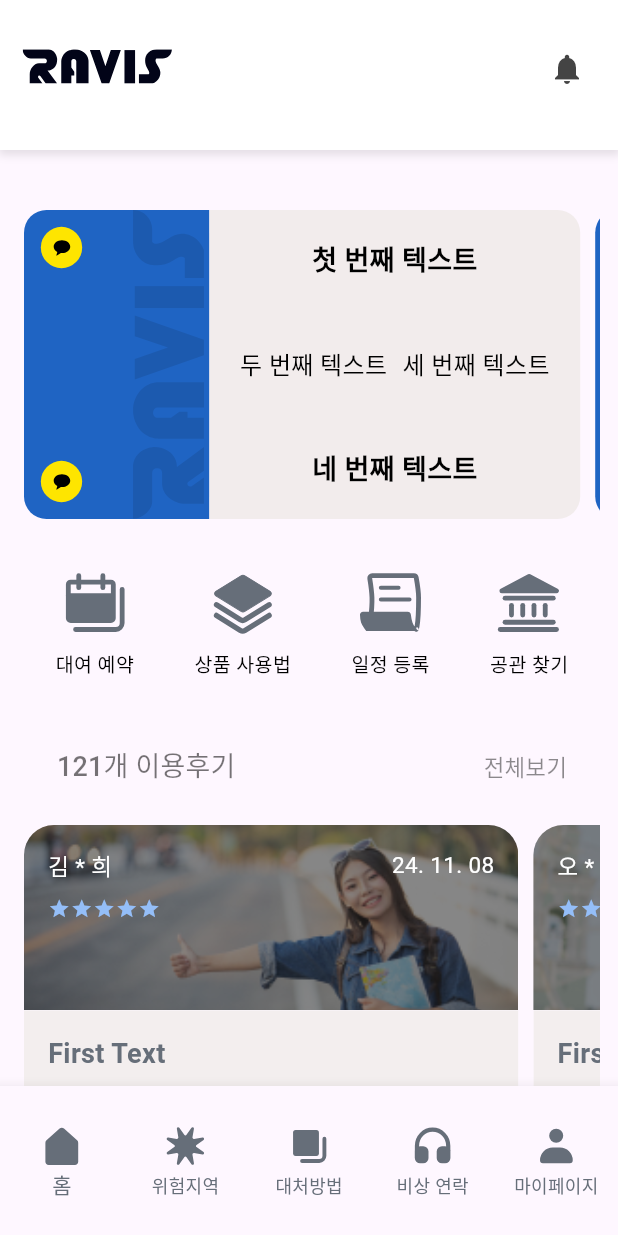
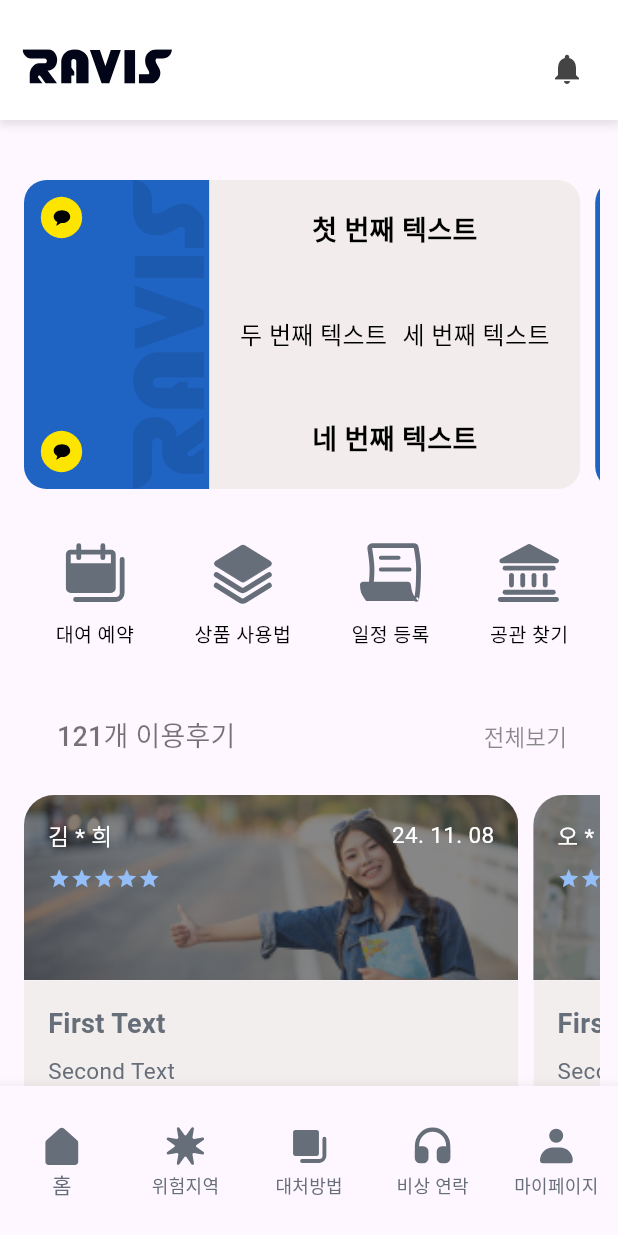
Before and after one commit to mxcoogi/Ravis, a Flutter app: the MainScreen screen opened directly, on a phone screen of 412 x 824 dp. Run offline on Flutter 3.47's test engine with Material 3 defaults, Android fonts, the phone set to English and light mode, and no system bars; our stand-ins replace flutter_svg, google_maps_flutter.

Commit message:
appbar modified and google map usage

```diff
--- a/lib/screen/screen_danger.dart
+++ b/lib/screen/screen_danger.dart
@@ -1,4 +1,5 @@
 import 'package:flutter/material.dart';
+import 'package:ravis/widget/widget_map.dart';
 class DangerScreen extends StatefulWidget {
 
   @override
@@ -8,9 +9,6 @@ class DangerScreen extends StatefulWidget {
 class _DangerScreenState extends State<DangerScreen> {
   @override
   Widget build(BuildContext context) {
-    return Scaffold(
-      body: Center(
-      ),
-    );
+    return MapSample();
   }
 }
--- a/lib/widget/widget_appbar.dart
+++ b/lib/widget/widget_appbar.dart
@@ -1,11 +1,24 @@
 import 'package:flutter/material.dart';
 import 'package:flutter_svg/flutter_svg.dart';
+import 'package:flutter/services.dart'; // 상태바 제어를 위한 패키지
 
 class CustomAppBar extends StatelessWidget implements PreferredSizeWidget {
   @override
   Widget build(BuildContext context) {
-    return Container(
-      height: 110, // 앱바의 높이 설정
+    SystemChrome.setSystemUIOverlayStyle(
+      SystemUiOverlayStyle(
+        statusBarColor: Colors.white, // 상태바 배경을 투명하게 설정
+        statusBarIconBrightness:
+            Brightness.dark, // 상태바 아이콘을 어두운 색으로 설정 (배터리, 시간 등)
+        statusBarBrightness:
+            Brightness.light, // 상태바의 글자 색을 밝은 색으로 설정 (안드로이드 11 이상에서 필요)
+      ),
+    );
+
+    return SafeArea(
+      // SafeArea로 감싸서 노치나 상태바와 겹치지 않도록 설정
+      child: Container(
+        height: 100, // 앱바의 높이 설정
         decoration: BoxDecoration(
           color: Colors.white, // 앱바 배경색
           boxShadow: [
@@ -32,22 +45,24 @@ class CustomAppBar extends StatelessWidget implements PreferredSizeWidget {
             Align(
               alignment: Alignment.centerRight, // 오른쪽 정렬
               child: Padding(
-              padding: EdgeInsets.only(right: 10, top: 26), // 오른쪽 여백을 추가하여 위치 조정
+                padding:
+                    EdgeInsets.only(right: 10, top: 26), // 오른쪽 여백을 추가하여 위치 조정
                 child: IconButton(
-                icon: Icon(Icons.notifications, color: Color(0xFF444444)), // 알림 아이콘
+                  icon: Icon(Icons.notifications,
+                      color: Color(0xFF444444)), // 알림 아이콘
                   onPressed: () {
                     // 알림 아이콘 클릭 시 동작 (여기서는 아무것도 하지 않음)
                     print('알림 아이콘 클릭');
                   },
-
                 ),
               ),
             ),
           ],
         ),
+      ),
     );
   }
 
   @override
-  Size get preferredSize => Size.fromHeight(100); // 앱바의 높이 설정
+  Size get preferredSize => Size.fromHeight(80); // 앱바의 높이 설정
 }
--- a/pubspec.yaml
+++ b/pubspec.yaml
@@ -12,6 +12,7 @@ dependencies:
   cupertino_icons: ^1.0.8
   flutter_native_splash: ^2.4.2
   flutter_svg: ^2.0.9
+  google_maps_flutter: ^2.1.1
 
 
 dev_dependencies:
```
Also changed, not shown: lib/widget/widget_map.dart (added, +45 -0 lines), pubspec.lock, 3 other files. Lines whose indentation alone changed are shown as unchanged.
